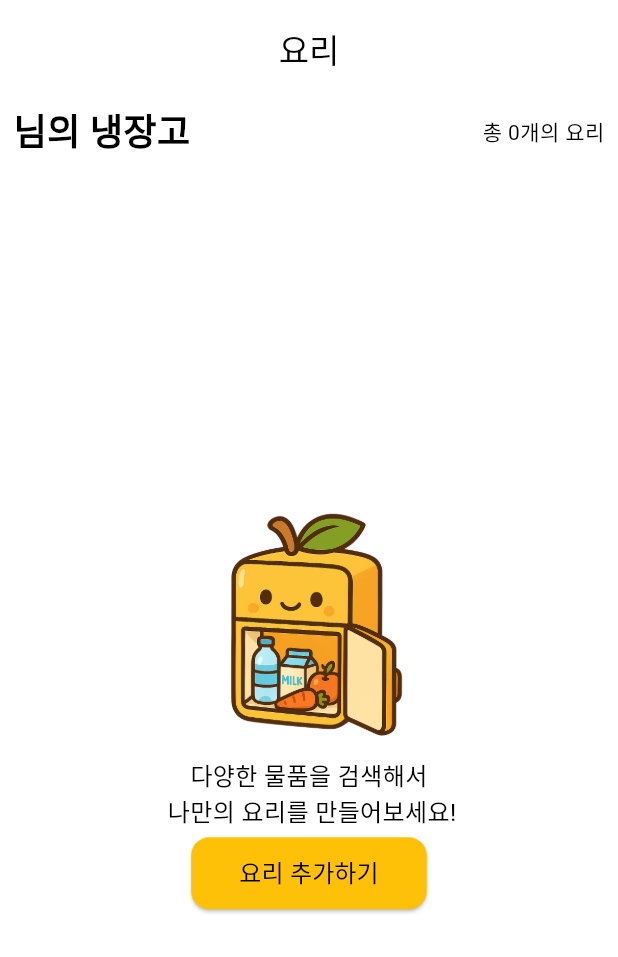
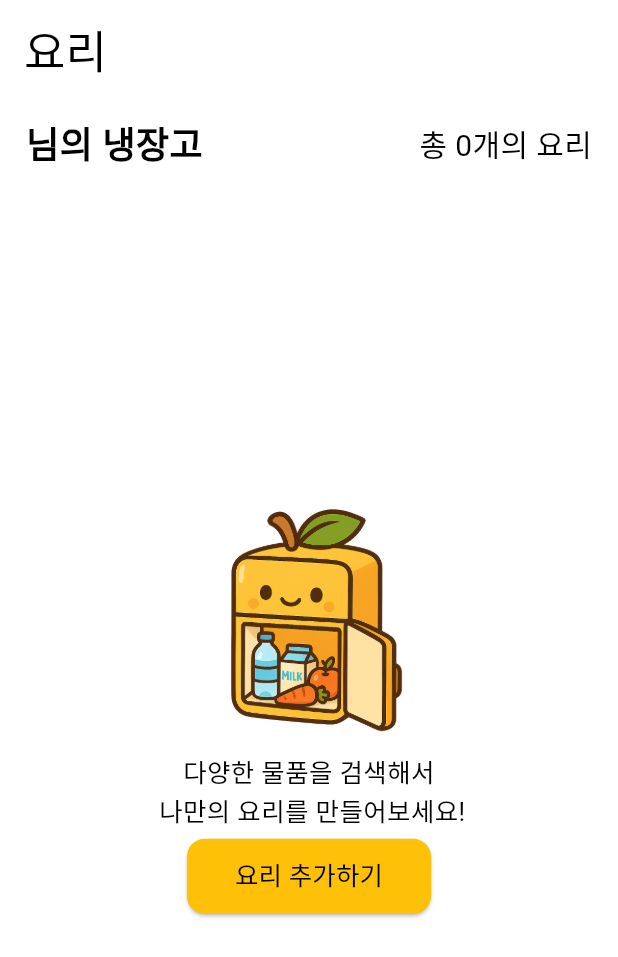
Before and after one commit to Mango-Fridge/Frontend, a Flutter app: the CookView screen opened by its route, on a phone screen of 412 x 824 dp. Shown: the top 957 px of the screen. Run offline on Flutter 3.47's test engine with Material 3 defaults, Android fonts, the phone set to English and light mode, and no system bars; our stand-ins replace custom_sliding_segmented_control, dio, dropdown_button2, flutter_dotenv, flutter_riverpod, fluttertoast and 9 more; missing offline and left inert: kakao_flutter_sdk; accounts and stored records are empty; generated files the repository leaves out were written again; network calls fail; Roboto replaces fonts that are missing (Mainfonts).

Commit message:
[Design]: cook.view 디자인 피그마에 맞게 수정

```diff
--- a/lib/view/cook/widget/cook_view.dart
+++ b/lib/view/cook/widget/cook_view.dart
@@ -38,32 +38,38 @@ class _CookViewState extends ConsumerState<CookView> {
     return Scaffold(
       appBar: AppBar(
         elevation: 0,
-        title: const Text('요리', style: TextStyle(color: Colors.black)),
-        centerTitle: true,
+        title: const Text(
+          '요리',
+          style: TextStyle(color: Colors.black, fontSize: 30),
+        ),
+        centerTitle: false,
         toolbarHeight: design.screenHeight * 0.08,
         // + 버튼 -> 클릭 시 add_cook_view로 이동
         // 요리가 없다면 보이지 않음
         actions: <Widget>[
           if (_cookState?.cookList?.isNotEmpty ?? false)
             Padding(
-              padding: EdgeInsets.only(right: design.marginAndPadding),
-              child: IconButton(
-                icon: const Icon(Icons.add, color: Colors.black, size: 25),
+              padding: EdgeInsets.only(right: design.screenWidth * 0.04),
+              child: TextButton(
                 onPressed: () {
                   context.push('/addCook');
                 },
                 style: IconButton.styleFrom(
                   backgroundColor: Colors.amber,
                   shape: RoundedRectangleBorder(
-                    borderRadius: BorderRadius.circular(12.0),
+                    borderRadius: BorderRadius.circular(20.0),
                   ),
                 ),
+                child: const Text("요리 추가하기", style: TextStyle(fontSize: 17)),
               ),
             ),
         ],
       ),
       body: Padding(
-        padding: EdgeInsets.symmetric(horizontal: design.screenWidth * 0.00),
+        padding: EdgeInsets.symmetric(
+          horizontal: design.screenWidth * 0.02,
+          vertical: design.screenHeight * 0.01,
+        ),
         child: Column(
           crossAxisAlignment: CrossAxisAlignment.start,
           children: [
@@ -82,7 +88,10 @@ class _CookViewState extends ConsumerState<CookView> {
                     ),
                   ),
                   const Spacer(),
-                  Text('총 ${_cookState?.cookList?.length}개의 요리'),
+                  Text(
+                    '총 ${_cookState?.cookList?.length}개의 요리',
+                    style: TextStyle(fontSize: 20),
+                  ),
                 ],
               ),
             ),
@@ -134,7 +143,7 @@ class _CookViewState extends ConsumerState<CookView> {
           "삭제",
           style: TextStyle(
             color: Colors.white,
-            fontSize: 16,
+            fontSize: 17,
             fontWeight: FontWeight.bold,
           ),
         ),
@@ -152,6 +161,8 @@ class _CookViewState extends ConsumerState<CookView> {
           toastMessage(context, "${cook.cookName}를 삭제하지 못했습니다.");
         }
       },
+      child: Padding(
+        padding: const EdgeInsets.symmetric(vertical: 4),
         child: GestureDetector(
           onTap: () {
             context.push('/cookDetail', extra: cook);
@@ -163,8 +174,12 @@ class _CookViewState extends ConsumerState<CookView> {
             ),
             padding: EdgeInsets.all(design.marginAndPadding),
             decoration: BoxDecoration(
-            color: Colors.amber[300],
-            borderRadius: BorderRadius.circular(8),
+              color: const Color.fromRGBO(255, 244, 216, 1),
+              borderRadius: BorderRadius.circular(16),
+              border: Border.all(
+                color: const Color.fromRGBO(195, 142, 1, 1), // 원하는 테두리 색상
+                width: 1.0, // 테두리 두께
+              ),
             ),
             child: Row(
               mainAxisAlignment: MainAxisAlignment.spaceBetween,
@@ -172,7 +187,13 @@ class _CookViewState extends ConsumerState<CookView> {
                 Expanded(
                   child: Row(
                     children: [
-                    Column(
+                      Padding(
+                        padding: const EdgeInsets.symmetric(horizontal: 8),
+                        child: Image.asset("assets/images/chef_Hat.png"),
+                      ),
+                      Padding(
+                        padding: const EdgeInsets.all(8),
+                        child: Column(
                           mainAxisAlignment: MainAxisAlignment.start,
                           crossAxisAlignment: CrossAxisAlignment.start,
                           children: <Widget>[
@@ -181,22 +202,25 @@ class _CookViewState extends ConsumerState<CookView> {
                                   ? '${(cook.cookName ?? '').substring(0, 10)}...'
                                   : cook.cookName ?? '',
                               style: const TextStyle(
-                            fontSize: 16,
+                                fontSize: 17,
                                 fontWeight: FontWeight.bold,
                               ),
                               overflow: TextOverflow.ellipsis,
                             ),
                             Text(
-                          cook.cookItems != null && cook.cookItems!.isNotEmpty
+                              cook.cookItems != null &&
+                                      cook.cookItems!.isNotEmpty
                                   ? '${cook.cookItems!.first.cookItemName} 외 ${cook.cookItems!.length - 1}개'
                                   : 'No items available',
                             ),
                           ],
                         ),
+                      ),
                     ],
                   ),
                 ),
               ],
+            ),
           ),
         ),
       ),
@@ -217,7 +241,7 @@ class _CookViewState extends ConsumerState<CookView> {
           const Text(
             "다양한 물품을 검색해서 \n 나만의 요리를 만들어보세요!",
             textAlign: TextAlign.center,
-            style: TextStyle(fontSize: 16),
+            style: TextStyle(fontSize: 17),
           ),
           const SizedBox(height: 5),
           // 요리 추가 버튼
@@ -237,7 +261,7 @@ class _CookViewState extends ConsumerState<CookView> {
             ),
             child: const Text(
               '요리 추가하기',
-              style: TextStyle(color: Colors.black, fontSize: 16),
+              style: TextStyle(color: Colors.black, fontSize: 17),
             ),
           ),
           Spacer(),
--- a/pubspec.yaml
+++ b/pubspec.yaml
@@ -54,6 +54,7 @@ flutter:
     - assets/images/null_home.png
     - assets/images/null_cook.png
     - assets/images/null_item.png
+    - assets/images/chef_Hat.png
 
   fonts:
     - family: Mainfonts
```
Also changed, not shown: assets/images/chef_Hat.png (added). Lines whose indentation alone changed are shown as unchanged.
